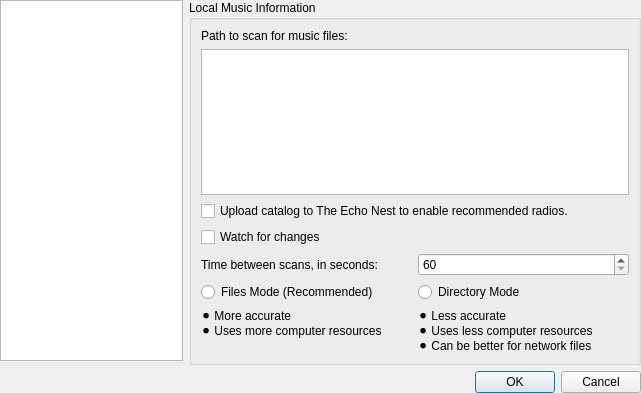
This is src/stackedsettingsdialog.ui in tomahawk-player/tomahawk as Qt 5 draws it before an edit. The edited form follows.
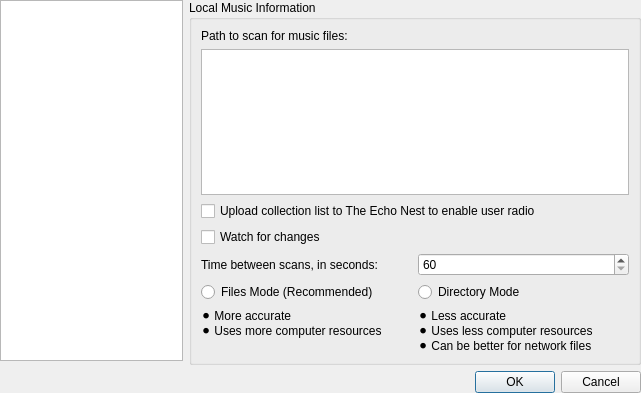
This is the edited form. The open tabs and pages were chosen to show the change. Icons and pictures are not drawn. Custom widgets are drawn as their Qt base class.

Commit message: Changed wording and add a tooltip

```diff
--- a/src/stackedsettingsdialog.ui
+++ b/src/stackedsettingsdialog.ui
@@ -214,7 +214,7 @@
               <item>
                <widget class="QCheckBox" name="enableEchonestCatalog">
                 <property name="text">
-                 <string>Upload catalog to The Echo Nest to enable recommended radios.</string>
+                 <string>Upload collection list to The Echo Nest to enable user radio</string>
                 </property>
                </widget>
               </item>
```
Left out of the diff: 8 changed lines with no effect on the pictures.
